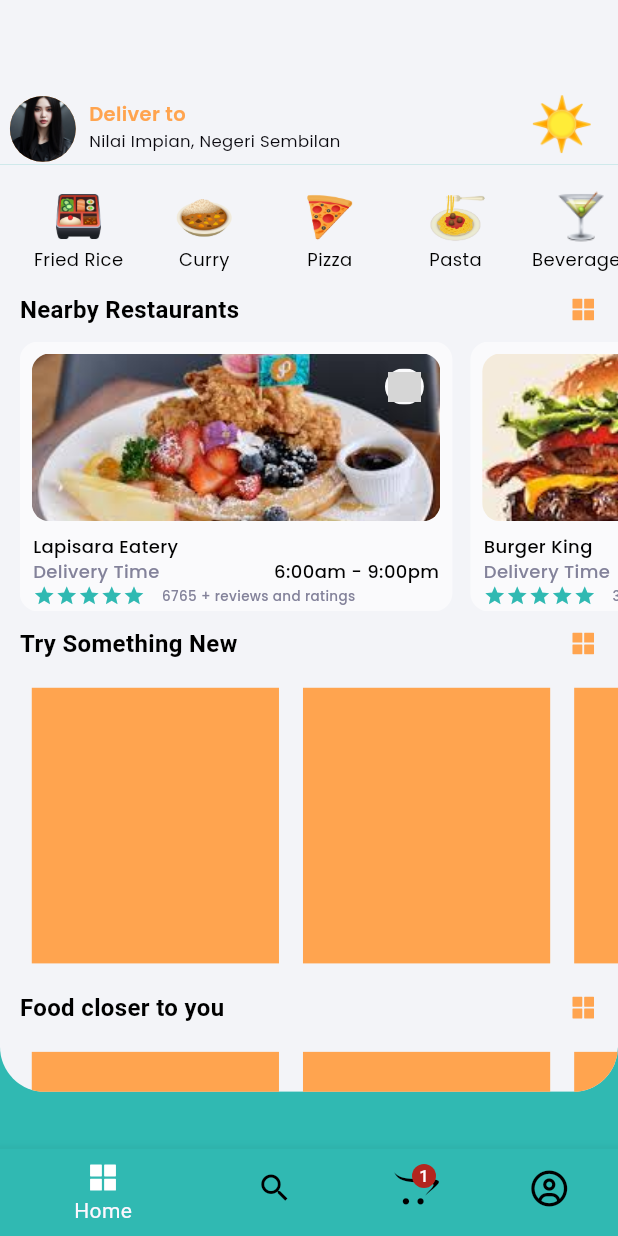
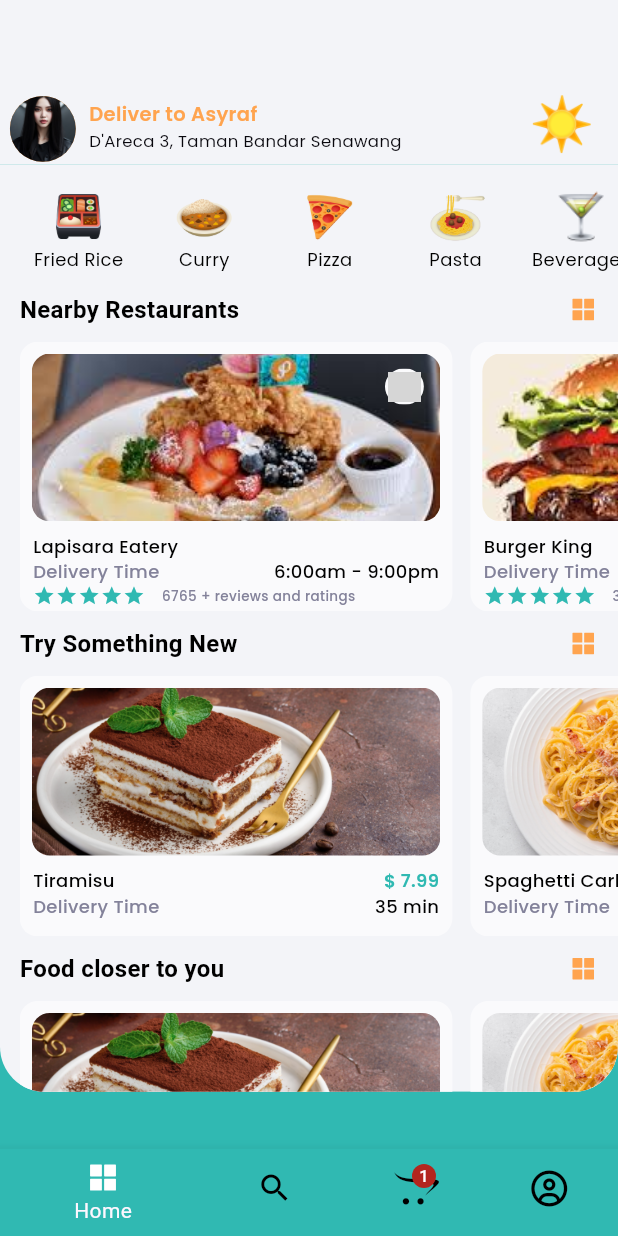
Before and after one commit to asyrafahmad/foodly_app, a Flutter app: the screen it shows after launch, on a phone screen of 412 x 824 dp. Run offline on Flutter 3.47's test engine with Material 3 defaults, Android fonts, the phone set to English and light mode, and no system bars; drawn by our look-alikes of flutter_rating_bar; our stand-ins replace flutter_screenutil, flutter_vector_icons, get, google_fonts; network calls fail; grey boxes are pictures that could not be loaded.

Commit message:
[Add] Food widget

```diff
--- a/lib/common/custom_appbar.dart
+++ b/lib/common/custom_appbar.dart
@@ -38,11 +38,11 @@ class CustomAppBar extends StatelessWidget {
                     crossAxisAlignment: CrossAxisAlignment.start,
                     children: [
                       ReusableText(
-                          text: "Deliver to",
+                          text: "Deliver to Asyraf",
                           style: appStyle(13, kSecondary, FontWeight.w600)),
                       SizedBox(
                         width: width * 0.65,
-                        child: Text("Nilai Impian, Negeri Sembilan",
+                        child: Text("D'Areca 3, Taman Bandar Senawang",
                             overflow: TextOverflow.ellipsis,
                             style: appStyle(11, const Color.fromARGB(255, 8, 7, 13), FontWeight.normal)),
                       ),
--- a/lib/constants/uidata.dart
+++ b/lib/constants/uidata.dart
@@ -4,7 +4,7 @@ List<dynamic> categories = [
     "title": "Fried Rice",
     "value": "fried_rice",
     "imageUrl":
-        "https://d326fntlu7tb1e.cloudfront.net/uploads/4a4cd06e-94de-4478-8588-66eee01354d4-rice.png",
+        "https://images.unsplash.com/photo-1603133872878-684f208fb84b",
     "imageAsset": "BentoBox.png",
     "createdAt": "2023-10-24T16:12:23.571Z",
     "updatedAt": "2023-10-24T16:12:23.571Z",
@@ -192,8 +192,8 @@ List <Map<String, dynamic>> foods = [
       {"id": 5, "title": "Sugar", "price": "0.50"}
     ],
     "imageUrl":
-      "https://d326fntlu7tb1e.cloudfront.net/uploads/5c2a9ca8-eb07-400b-b8a6-2acfab2a9ee2-image001.webp"
-    ,
+      "https://d326fntlu7tb1e.cloudfront.net/uploads/5c2a9ca8-eb07-400b-b8a6-2acfab2a9ee2-image001.webp",
+    "imageAsset": "Tiramisu.jpg",
     "__v": 0,
     "category": "6531209dbbe4998e90af3fef",
     "time": "35 min"
@@ -219,8 +219,8 @@ List <Map<String, dynamic>> foods = [
       {"id": 5, "title": "Pasta", "price": "3.00"}
     ],
     "imageUrl":
-      "https://d326fntlu7tb1e.cloudfront.net/uploads/5c2a9ca8-eb07-400b-b8a6-2acfab2a9ee2-image001.webp"
-    ,
+      "https://d326fntlu7tb1e.cloudfront.net/uploads/5c2a9ca8-eb07-400b-b8a6-2acfab2a9ee2-image001.webp",
+    "imageAsset": "SpaghettiCarbonara.jpg",
     "__v": 2,
     "category": "6531209dbbe4998e90af3fef",
     "time": "20 min"
@@ -246,8 +246,8 @@ List <Map<String, dynamic>> foods = [
       {"id": 5, "title": "Vinaigrette", "price": "0.50"}
     ],
    "imageUrl":
-      "https://d326fntlu7tb1e.cloudfront.net/uploads/5c2a9ca8-eb07-400b-b8a6-2acfab2a9ee2-image001.webp"
-    ,
+      "https://images.unsplash.com/photo-1550304943-4f24f54ddde9",
+    "imageAsset": "VeganSalad.jpg",
     "__v": 0,
     "category": "6531209dbbe4998e90af3fef",
     "time": "55 min"
@@ -271,8 +271,8 @@ List <Map<String, dynamic>> foods = [
       {"id": 3, "title": "Ketch up", "price": "0.50"}
     ],
     "imageUrl":
-      "https://d326fntlu7tb1e.cloudfront.net/uploads/5c2a9ca8-eb07-400b-b8a6-2acfab2a9ee2-image001.webp"
-    ,
+      "https://d326fntlu7tb1e.cloudfront.net/uploads/5c2a9ca8-eb07-400b-b8a6-2acfab2a9ee2-image001.webp",
+    "imageAsset": "MargheritaPizza.jpg",
     "__v": 0,
     "category": "6531209dbbe4998e90af3fef",
     "time": "30 min"
@@ -298,8 +298,8 @@ List <Map<String, dynamic>> foods = [
       {"id": 5, "title": "Ice", "price": "0.50"}
     ],
    "imageUrl":
-      "https://d326fntlu7tb1e.cloudfront.net/uploads/5c2a9ca8-eb07-400b-b8a6-2acfab2a9ee2-image001.webp"
-    ,
+      "https://d326fntlu7tb1e.cloudfront.net/uploads/5c2a9ca8-eb07-400b-b8a6-2acfab2a9ee2-image001.webp",
+    "imageAsset": "TropicalFruitSmoothie.jpg",
     "__v": 0,
     "category": "6531209dbbe4998e90af3fef",
     "time": "25 min"
@@ -331,8 +331,8 @@ List <Map<String, dynamic>> foods = [
       {"id": 5, "title": "Barbecue Sauce", "price": "1.00"}
     ],
     "imageUrl":
-      "https://d326fntlu7tb1e.cloudfront.net/uploads/5c2a9ca8-eb07-400b-b8a6-2acfab2a9ee2-image001.webp"
-    ,
+      "https://d326fntlu7tb1e.cloudfront.net/uploads/5c2a9ca8-eb07-400b-b8a6-2acfab2a9ee2-image001.webp",
+    "imageAsset": "MixedGrillPlatter.jpg",
     "__v": 0,
     "category": "6531209dbbe4998e90af3fef",
     "time": "45 min"
--- a/lib/views/home/widgets/food_list.dart
+++ b/lib/views/home/widgets/food_list.dart
@@ -1,28 +1,46 @@
+// Core Flutter material widgets
 import 'package:flutter/material.dart';
+// ScreenUtil for responsive sizing (w, h, r helpers)
 import 'package:flutter_screenutil/flutter_screenutil.dart';
-import 'package:foodly_app/constants/constants.dart';
+// Local dataset for foods used to populate the list (example data in uidata)
 import 'package:foodly_app/constants/uidata.dart';
+// Reusable FoodWidget that renders a single food card/item
+import 'package:foodly_app/views/home/widgets/food_widget.dart';
 
 class FoodList extends StatelessWidget {
+  // Stateless list of food items shown horizontally.
+  // If you need to react to user interaction or selection state, convert
+  // this to a StatefulWidget or use a state-management solution (GetX, Provider, etc.).
   const FoodList({super.key});
 
   @override
   Widget build(BuildContext context) {
+    // Container gives a fixed height for the horizontal list and padding
+    // so the cards align with other horizontal content on the screen.
     return Container(
-      height: 210.h,
+      height: 184.h,
       padding: EdgeInsets.only(left: 12.w, top: 10.h),
       child: ListView(
+        // Horizontal scrolling list of food cards
         scrollDirection: Axis.horizontal,
+        // Build list items from the `foods` list in uidata.dart
         children: List.generate(foods.length, (i) {
           var food = foods[i];
 
-          return Padding(
-            padding: const EdgeInsets.all(8.0),
-            child: Container(
-              height: 200.h,
-              width: 150.w,
-              color: kSecondary,
-            ),
+          // FoodWidget is a reusable card widget that expects the following named args:
+          // - image: String (URL or asset path depending on how FoodWidget uses it)
+          // - title: String (food name)
+          // - time: String/int (preparation or delivery time)
+          // - price: String (formatted price)
+          // NOTE: If you want to use local assets instead of network images, update
+          // `food['imageUrl']` to contain the asset path (e.g. 'assets/foodly/food.png')
+          // and ensure the asset is declared in pubspec.yaml. Alternatively, change
+          // FoodWidget to accept a flag and call Image.asset vs Image.network accordingly.
+          return FoodWidget(
+            image: food['imageAsset'],
+            title: food['title'],
+            time: food['time'],
+            price: food['price'].toStringAsFixed(2),
           );
 
         }),
--- /dev/null
+++ b/lib/views/home/widgets/food_widget.dart
@@ -0,0 +1,94 @@
+import 'package:flutter/material.dart';
+import 'package:flutter_rating_bar/flutter_rating_bar.dart';
+import 'package:flutter_screenutil/flutter_screenutil.dart';
+import 'package:foodly_app/common/app_style.dart';
+import 'package:foodly_app/common/reusable_text.dart';
+import 'package:foodly_app/constants/constants.dart';
+
+class FoodWidget extends StatelessWidget {
+  const FoodWidget({super.key, required this.image, required this.title, required this.time, required this.price, this.onTap });
+
+  final String image;
+  final String title;
+  final String time;
+  final String price;
+  final void Function()? onTap;
+
+  @override
+  Widget build(BuildContext context) {
+    return GestureDetector(
+      onTap: onTap,
+      child: Padding(
+        padding: const EdgeInsets.only(right: 12),
+        child: Container(
+          width: width * 0.7,
+          height: 192.h,
+          decoration: BoxDecoration(
+            color: kLightWhite,
+            borderRadius: BorderRadius.circular(12.r),
+          ),
+          child: ListView(
+            physics: const NeverScrollableScrollPhysics(),
+            children: [
+              Padding(
+                padding: EdgeInsets.all(8.0.r),
+                child: ClipRRect(
+                  borderRadius: BorderRadius.circular(12.r),
+                  child: SizedBox(
+                    height: 112.h,
+                    width: width * 0.8,
+                    // child: Image.network(
+                    //   image,
+                    //   fit: BoxFit.fitWidth,
+                    // ),
+                    child: Image.asset(
+                      'assets/foodly/${image}',
+                      fit: BoxFit.fitWidth,
+                    )
+                  ),
+                )
+              ),
+
+              Padding(
+                padding: EdgeInsets.symmetric(horizontal: 8.w),
+                child: Column(
+                  crossAxisAlignment: CrossAxisAlignment.start,
+                  children: [
+                    Row(
+                      mainAxisAlignment: MainAxisAlignment.spaceBetween,
+                      children: [
+                        ReusableText(
+                          text: title,
+                          style: appStyle(12, kDark, FontWeight.w500)
+                        ),
+                        ReusableText(
+                          text: "\$ $price" ,
+                          style: appStyle(12, kPrimary, FontWeight.w600)
+                        ),
+                      ],
+                    ),
+
+                    Row(
+                      mainAxisAlignment: MainAxisAlignment.spaceBetween,
+                      children: [
+                        ReusableText(
+                          text: 'Delivery Time',
+                          style: appStyle(12, kGray, FontWeight.w500)
+                        ),
+                        ReusableText(
+                          text: time,
+                          style: appStyle(12, kDark, FontWeight.w500)
+                        )
+                      ]
+                    ),
+
+                  ],
+                ),
+              )
+            ],
+          )
+        ),
+      ),
+    );
+  }
+}
```
Also changed, not shown: assets/foodly/MargheritaPizza.jpg (added), assets/foodly/MixedGrillPlatter.jpg (added), assets/foodly/SpaghettiCarbonara.jpg (added), assets/foodly/Tiramisu.jpg (added), assets/foodly/TropicalFruitSmoothie.jpg (added), assets/foodly/VeganSalad.jpg (added).
